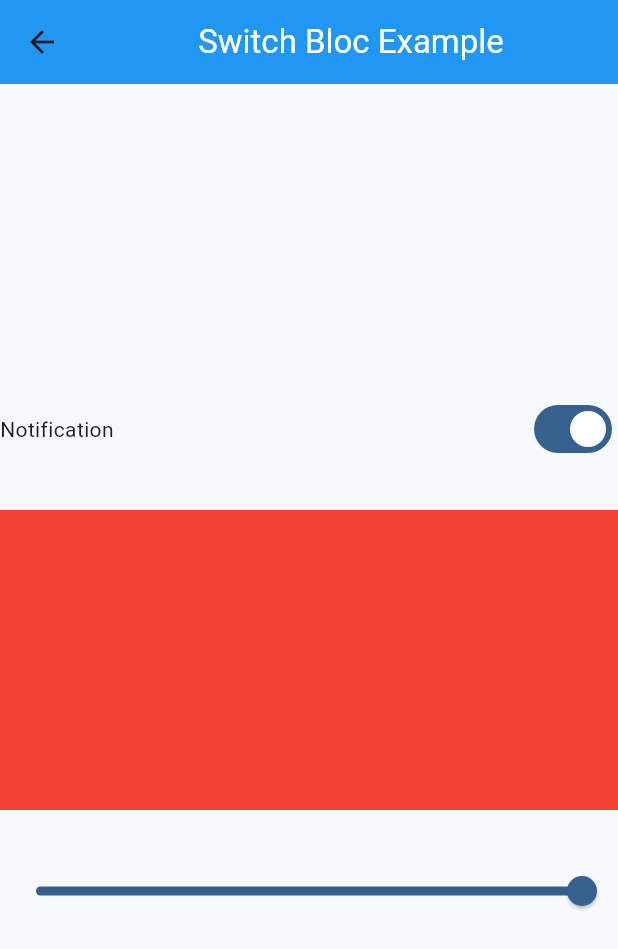
After one commit to DharmjeetVala/Bloc-Example-Flutter-Application, a Flutter app: the SwitchScreen screen opened directly, on a phone screen of 412 x 824 dp. The commit adds this screen. Shown: the top 949 px of the screen. Run offline on Flutter 3.47's test engine with Material 3 defaults, Android fonts, the phone set to English and light mode, and no system bars; our stand-ins replace bloc, equatable, flutter_bloc.

Commit message:
Switch Example Bloc

```diff
--- /dev/null
+++ b/lib/bloc/switch/switch_bloc.dart
@@ -0,0 +1,19 @@
+
+import 'package:bloc/bloc.dart';
+import 'package:bloc_example_application/bloc/switch/switch_event.dart';
+import 'package:bloc_example_application/bloc/switch/switch_state.dart';
+
+class SwitchBloc extends Bloc<SwitchEvent,SwitchState>{
+  SwitchBloc() : super(SwitchState()){
+    on<EnableOrDisableNotification>(_enableOrDisableNotification);
+    on<SliderEvent>(_sliderValue);
+  }
+
+  void _enableOrDisableNotification(EnableOrDisableNotification event,Emitter<SwitchState> emit){
+    emit(state.copyWith(isSwitch: !state.isSwitch));
+  }
+
+  void _sliderValue(SliderEvent event, Emitter<SwitchState> emit){
+    emit(state.copyWith(sliderValue: event.slider));
+  }
+}
--- /dev/null
+++ b/lib/bloc/switch/switch_event.dart
@@ -0,0 +1,15 @@
+
+abstract class SwitchEvent {
+
+  SwitchEvent();
+}
+
+
+class EnableOrDisableNotification extends SwitchEvent {}
+
+class SliderEvent extends SwitchEvent{
+
+  double slider ;
+  SliderEvent({required this.slider});
+
+}
--- /dev/null
+++ b/lib/bloc/switch/switch_state.dart
@@ -0,0 +1,21 @@
+import 'package:equatable/equatable.dart';
+class SwitchState extends Equatable{
+
+  final bool isSwitch;
+
+  final double sliderValue;
+
+  const SwitchState({this.isSwitch = true, this.sliderValue = 1.0});
+
+
+  SwitchState copyWith ({bool? isSwitch, double? sliderValue}){
+    return SwitchState(
+      isSwitch: isSwitch ?? this.isSwitch,
+      sliderValue: sliderValue ?? this.sliderValue
+    );
+  }
+
+  @override
+  List<Object?> get props => [isSwitch,sliderValue];
+
+}
--- a/lib/home.dart
+++ b/lib/home.dart
@@ -1,4 +1,5 @@
 import 'package:bloc_example_application/ui/counter_screen.dart';
+import 'package:bloc_example_application/ui/switch_screen.dart';
 import 'package:flutter/material.dart';
 
 class HomeScreen extends StatelessWidget {
@@ -21,6 +22,10 @@ class HomeScreen extends StatelessWidget {
             Center(child: ElevatedButton(onPressed: (){
               Navigator.push(context, MaterialPageRoute(builder: (context) => CounterScreen()));
             }, child: Text('Counter Example'))),
+            SizedBox(height: 16),
+            Center(child: ElevatedButton(onPressed: (){
+              Navigator.push(context, MaterialPageRoute(builder: (context) => SwitchScreen()));
+            }, child: Text('Slider/Switch Example'))),
           ],
         ),
       ),
--- /dev/null
+++ b/lib/ui/switch_screen.dart
@@ -0,0 +1,62 @@
+import 'package:flutter/material.dart';
+import 'package:flutter_bloc/flutter_bloc.dart';
+
+import '../bloc/switch/switch_bloc.dart';
+import '../bloc/switch/switch_event.dart';
+import '../bloc/switch/switch_state.dart';
+
+class SwitchScreen extends StatelessWidget {
+  const SwitchScreen({super.key});
+
+  @override
+  Widget build(BuildContext context) {
+    return Scaffold(
+      appBar: AppBar(
+        backgroundColor: Colors.blue,
+        title: Center(child: Text(
+          'Switch Bloc Example', style: TextStyle(color: Colors.white),)),
+      ),
+      body: Column(
+        mainAxisAlignment: MainAxisAlignment.center,
+        crossAxisAlignment: CrossAxisAlignment.center,
+        children: [
+          Row(
+            mainAxisAlignment: MainAxisAlignment.spaceBetween,
+            children: [
+              Text('Notification'),
+              BlocBuilder<SwitchBloc, SwitchState>(
+                buildWhen: (previous,current) => previous.isSwitch != current.isSwitch,
+                builder: (context, state) {
+                  print('switch');
+                  return Switch(value: state.isSwitch, onChanged: (newValue) {
+                    context.read<SwitchBloc>().add(EnableOrDisableNotification());
+                  });
+                },
+              )
+            ],
+          ),
+          const SizedBox(height: 30),
+
+          BlocBuilder<SwitchBloc, SwitchState>(
+            buildWhen: (previous,current) => previous.sliderValue != current.sliderValue,
+            builder: (context, state) {
+              print('slider');
+              return Container(
+                height: 200,
+                color: Colors.red.withOpacity(state.sliderValue),
+              );
+            },
+          ),
+          const SizedBox(height: 30,),
+          BlocBuilder<SwitchBloc, SwitchState>(
+            builder: (context, state) {
+              return Slider(value: state.sliderValue, onChanged: (value) {
+                context.read<SwitchBloc>().add(SliderEvent(slider: value));
+              });
+            },
+          ),
+        ],
+      ),
+    );
+  }
+}
```
